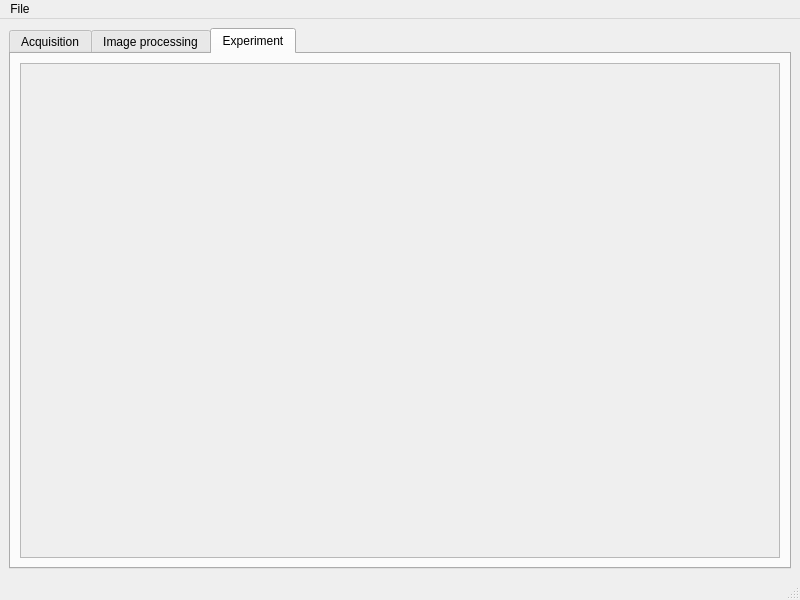
First picture: the form in src/RTOC/gui/mainwindow.ui, repository mortbopet/RTOC, before the edit.
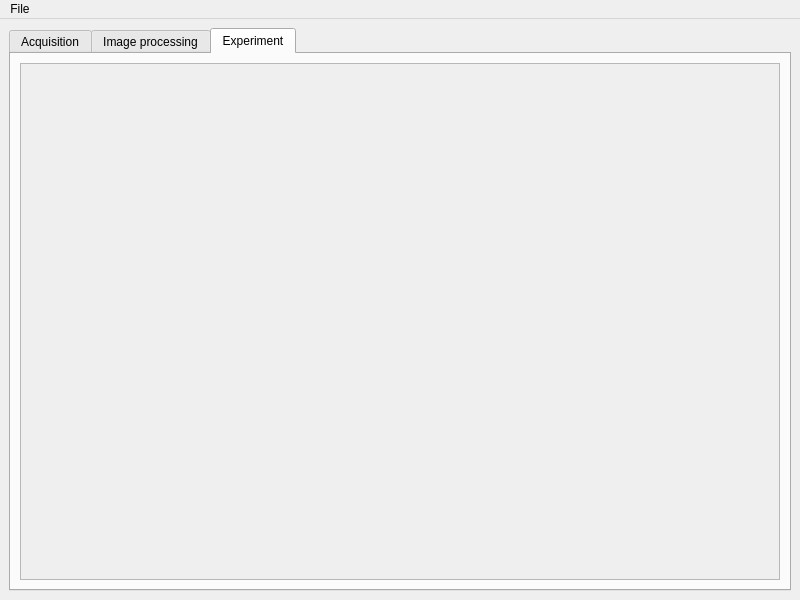
Second picture: the form after the edit.

Commit message:
Delete statusbar
It's never used

The edit to the form file:
```diff
--- a/src/RTOC/gui/mainwindow.ui
+++ b/src/RTOC/gui/mainwindow.ui
@@ -181,7 +181,6 @@
    </widget>
    <addaction name="menuFile"/>
   </widget>
-  <widget class="QStatusBar" name="statusbar"/>
   <action name="actionLoad_project_file">
    <property name="text">
     <string>Load project file</string>
```
